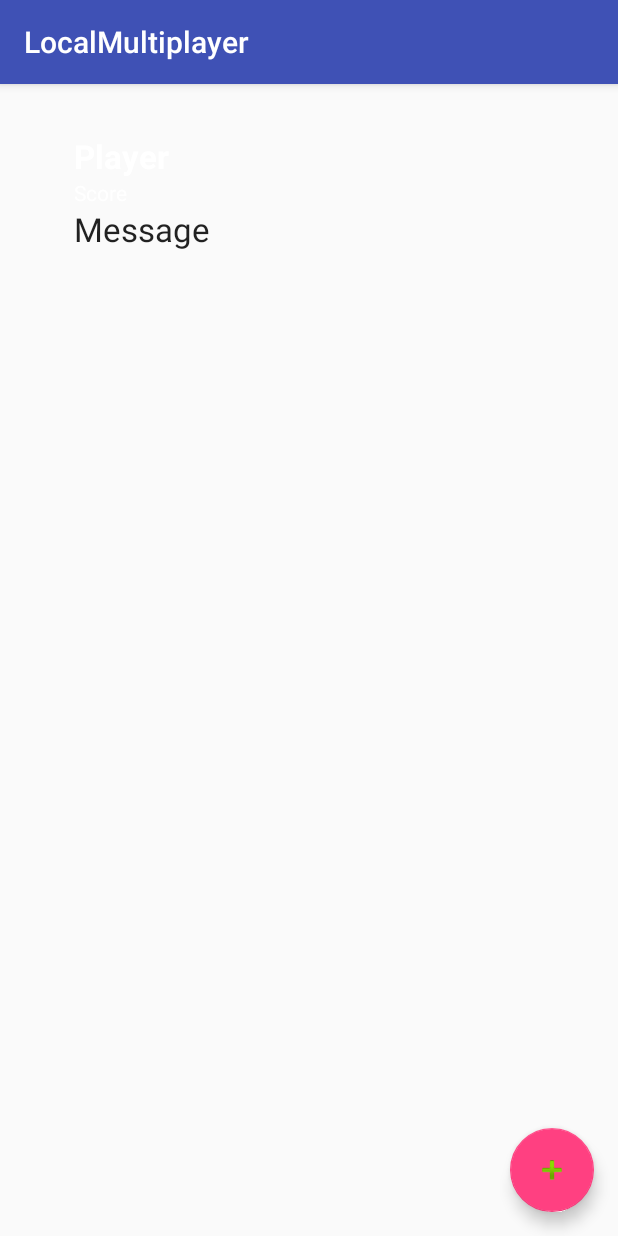
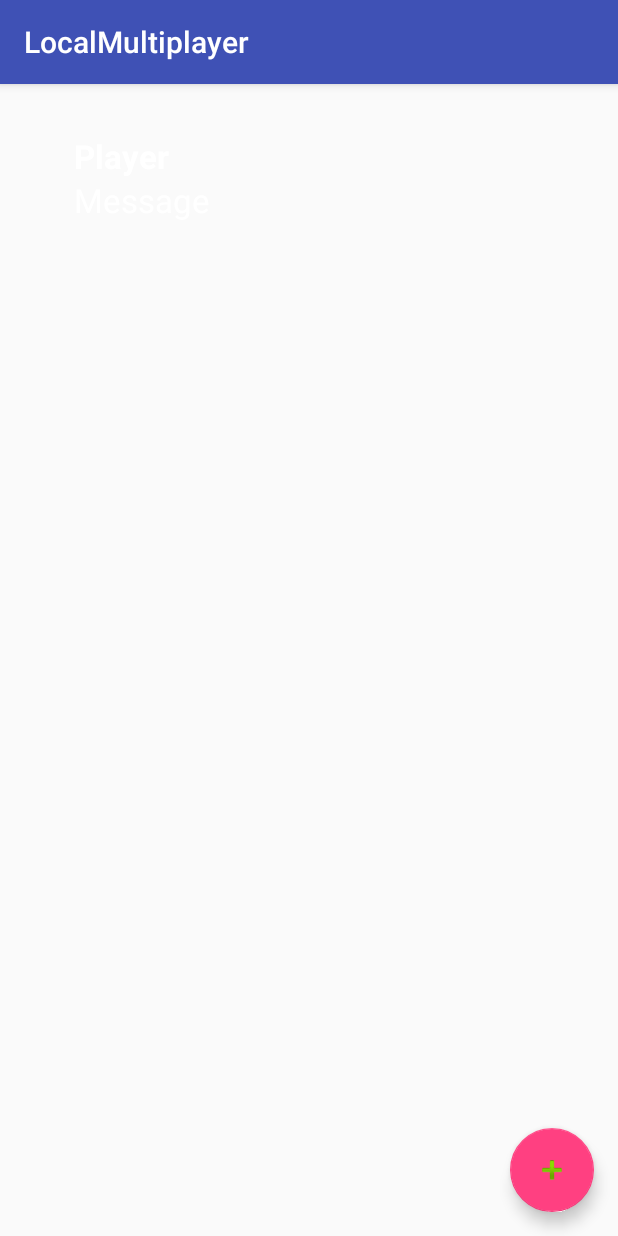
Before and after one commit to Nitschi/hackathon2018, an Android app: the LocalMultiplayer screen opened directly, with no data from a screen before it, on a phone screen of 412 x 824 dp. Run offline under Robolectric (Android 15) with nearby library versions, the phone set to English and light mode, and no system bars.

Commit message:
Small changes

```diff
--- a/app/src/main/java/com/beertastic/beertastic/GameLogic.java
+++ b/app/src/main/java/com/beertastic/beertastic/GameLogic.java
@@ -77,7 +77,7 @@ public class GameLogic implements IScaleEventListener {
 
         if(score == -20){
             updateUI("Wowowow, slow down! That were " + (int) deltaAmount + "ml instead of " + limit + "ml. " +
-                    "Learn your limit!" + score + " points and check your alcohol level!");
+                    "Learn your limit! " + score + " points and check your alcohol level!");
             /*try {
                 wait(3000);
             } catch (InterruptedException e) {
--- a/app/src/main/java/com/beertastic/beertastic/LocalMultiplayer.java
+++ b/app/src/main/java/com/beertastic/beertastic/LocalMultiplayer.java
@@ -25,7 +25,6 @@ import java.util.ArrayList;
 public class LocalMultiplayer extends ListenerRegisterActivity implements IGameLogicListener {
     ListView listView;
     TextView activePlayer;
-    TextView activePlayerScore;
     TextView gameMessage;
     LinearLayout gameView;
 
@@ -49,16 +48,13 @@ public class LocalMultiplayer extends ListenerRegisterActivity implements IGameL
 
 
         activePlayer = (TextView) findViewById(R.id.active_player);
-        activePlayerScore = (TextView) findViewById(R.id.active_player_score);
         gameMessage = (TextView) findViewById(R.id.game_message);
         gameView = (LinearLayout) findViewById(R.id.gameview);
 
         activePlayer.setTextColor(getColor(android.R.color.white));
-        activePlayerScore.setTextColor(getColor(android.R.color.white));
-        //gameMessage.setTextColor(getColor(android.R.color.white));
+        gameMessage.setTextColor(getColor(android.R.color.white));
 
         activePlayer.setPadding(50,50,50,0);
-        activePlayerScore.setPadding(50,0,50,0);
         gameMessage.setPadding(50,0,50,50);
 
         listView = (ListView) findViewById(R.id.listview_players);
@@ -74,8 +70,6 @@ public class LocalMultiplayer extends ListenerRegisterActivity implements IGameL
             public View getView(int position, View convertView, ViewGroup parent) {
                 // Get the current item from ListView
                 View view = super.getView(position, convertView, parent);
-
-                //view.setVisibility((position == 0) ? View.INVISIBLE : View.VISIBLE); // hide current player
 
                 // Set list item color from color array
                 view.setBackgroundColor(Color.parseColor(game.getPlayers().get(position).getColor()));
@@ -228,7 +222,6 @@ public class LocalMultiplayer extends ListenerRegisterActivity implements IGameL
             @Override
             public void run() {
                 activePlayer.setText(players.get(0).getName());
-                activePlayerScore.setText(String.valueOf(players.get(0).getScore()));
                 gameMessage.setText(message);
                 gameView.setBackgroundColor(Color.parseColor(players.get(0).getColor()));
                 adapter.notifyDataSetChanged();
@@ -251,21 +244,20 @@ public class LocalMultiplayer extends ListenerRegisterActivity implements IGameL
                     @Override
                     public void onClick(DialogInterface dialog, int which) {
 
-                        builder.setMessage("You have " + bloodAlcohol + " Promille");
+                        builder.setMessage("You have " + bloodAlcohol + " per mille");
                         builder.setPositiveButton("Damn it!", new DialogInterface.OnClickListener() {
                             @Override
                             public void onClick(DialogInterface dialog, int which) {}});
                         builder.setNegativeButton("Retry", new DialogInterface.OnClickListener() {
                             @Override
                             public void onClick(DialogInterface dialog, int which) {
-                                builder.setMessage("You have " + bloodAlcohol + " Promille");
+                                builder.setMessage("You have " + bloodAlcohol + " per mille");
                                 builder.create().show();
                             }});
                         builder.create().show();
                     }
                 });
                 AlertDialog dialog = builder.create();
-                dialog.getWindow().setSoftInputMode(WindowManager.LayoutParams.SOFT_INPUT_STATE_VISIBLE);
                 dialog.show();
             }
         });
--- a/app/src/main/res/layout/content_local_multiplayer.xml
+++ b/app/src/main/res/layout/content_local_multiplayer.xml
@@ -26,11 +26,6 @@
                 android:text="Player"
                 android:textStyle="bold"
                 style="@android:style/TextAppearance.Large" />
-            <TextView android:id="@+id/active_player_score"
-                android:layout_width="match_parent"
-                android:layout_height="wrap_content"
-                android:text="Score"
-                style="@android:style/TextAppearance.Small"/>
 
             <TextView android:id="@+id/game_message"
                 android:layout_width="match_parent"
```
